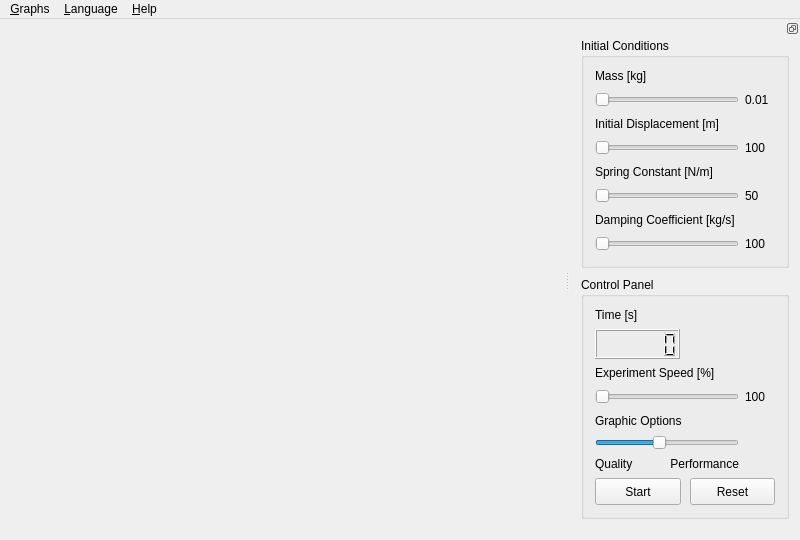
First picture: the form in src/Pendulum/MainWindow.ui, repository AlienCowEatCake/pendulum, before the edit.
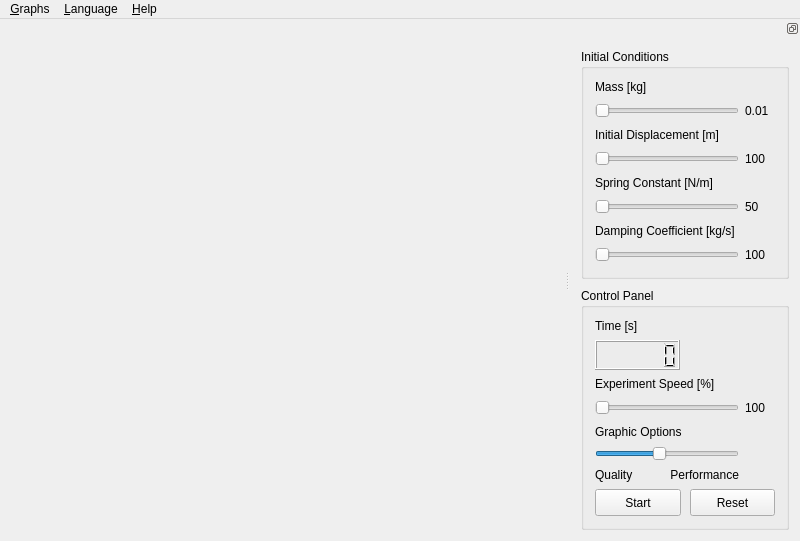
Second picture: the form after the edit. Icons and pictures are not drawn. Custom widgets are drawn as their Qt base class.

Commit message: Исправил сборку под Windows

The edit to the form file:
```diff
--- a/src/Pendulum/MainWindow.ui
+++ b/src/Pendulum/MainWindow.ui
@@ -82,9 +82,6 @@
      <property name="spacing">
       <number>9</number>
      </property>
-     <property name="topMargin">
-      <number>0</number>
-     </property>
      <item>
       <widget class="QGroupBox" name="groupBox">
        <property name="title">
```
The commit also changes 1 other file.
